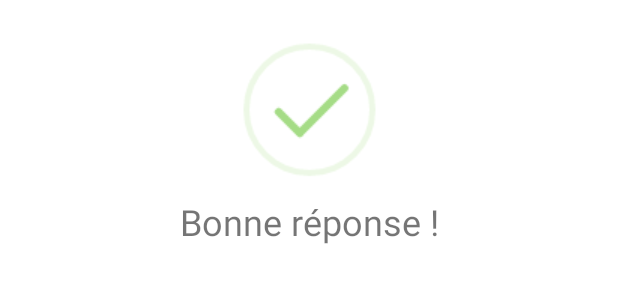
After one commit to stevenliatti/quiz, an Android app: the layout answer_right_dialog.xml on its own in the app's theme, with its tools: preview values and no code run, on a phone screen of 412 x 824 dp. The commit adds this screen. Shown: the top 300 px of the screen. Run offline under Robolectric (Android 15) with nearby library versions, the phone set to English and light mode, and no system bars; network calls fail.

Commit message:
improve participation in android app #10

```diff
--- /dev/null
+++ b/src/android/YourQuiz/app/src/main/res/layout/answer_right_dialog.xml
@@ -0,0 +1,36 @@
+<?xml version="1.0" encoding="utf-8"?>
+<android.support.constraint.ConstraintLayout
+    xmlns:android="http://schemas.android.com/apk/res/android"
+    xmlns:app="http://schemas.android.com/apk/res-auto"
+    android:layout_width="match_parent"
+    android:layout_height="match_parent"
+    android:background="#fff">
+
+    <ImageView
+        android:id="@+id/dialog_icon"
+        android:layout_width="wrap_content"
+        android:layout_height="wrap_content"
+        android:layout_marginEnd="8dp"
+        android:layout_marginStart="8dp"
+        android:layout_marginTop="24dp"
+        android:contentDescription="Bonne réponse !"
+        android:scaleType="center"
+        android:src="@drawable/right"
+        app:layout_constraintEnd_toEndOf="parent"
+        app:layout_constraintStart_toStartOf="parent"
+        app:layout_constraintTop_toTopOf="parent" />
+
+    <TextView
+        android:id="@+id/textView"
+        android:layout_width="wrap_content"
+        android:layout_height="wrap_content"
+        android:layout_marginEnd="8dp"
+        android:layout_marginStart="8dp"
+        android:layout_marginTop="8dp"
+        android:text="Bonne réponse !"
+        android:textSize="24sp"
+        app:layout_constraintEnd_toEndOf="@+id/dialog_icon"
+        app:layout_constraintStart_toStartOf="@+id/dialog_icon"
+        app:layout_constraintTop_toBottomOf="@+id/dialog_icon" />
+
+</android.support.constraint.ConstraintLayout>
```
Also changed, not shown: src/android/YourQuiz/app/src/main/java/hepia/ch/yourquiz/ParticipateQuizActivity.java (+42 -3 lines), src/android/YourQuiz/app/src/main/java/hepia/ch/yourquiz/customUI/AnswerRightDialog.java (added, +24 -0 lines), src/android/YourQuiz/app/src/main/java/hepia/ch/yourquiz/customUI/AnswerTimeoutDialog.java (added, +24 -0 lines), src/android/YourQuiz/app/src/main/java/hepia/ch/yourquiz/customUI/AnswerWrongDialog.java (added, +24 -0 lines), src/android/YourQuiz/app/src/main/res/layout/answer_timeout_dialog.xml (added, +36 -0 lines), src/android/YourQuiz/app/src/main/res/layout/answer_wrong_dialog.xml (added, +36 -0 lines), src/android/YourQuiz/app/src/main/res/drawable/right.png (added), src/android/YourQuiz/app/src/main/res/drawable/timeout.png (added), src/android/YourQuiz/app/src/main/res/drawable/wrong.png (added).
